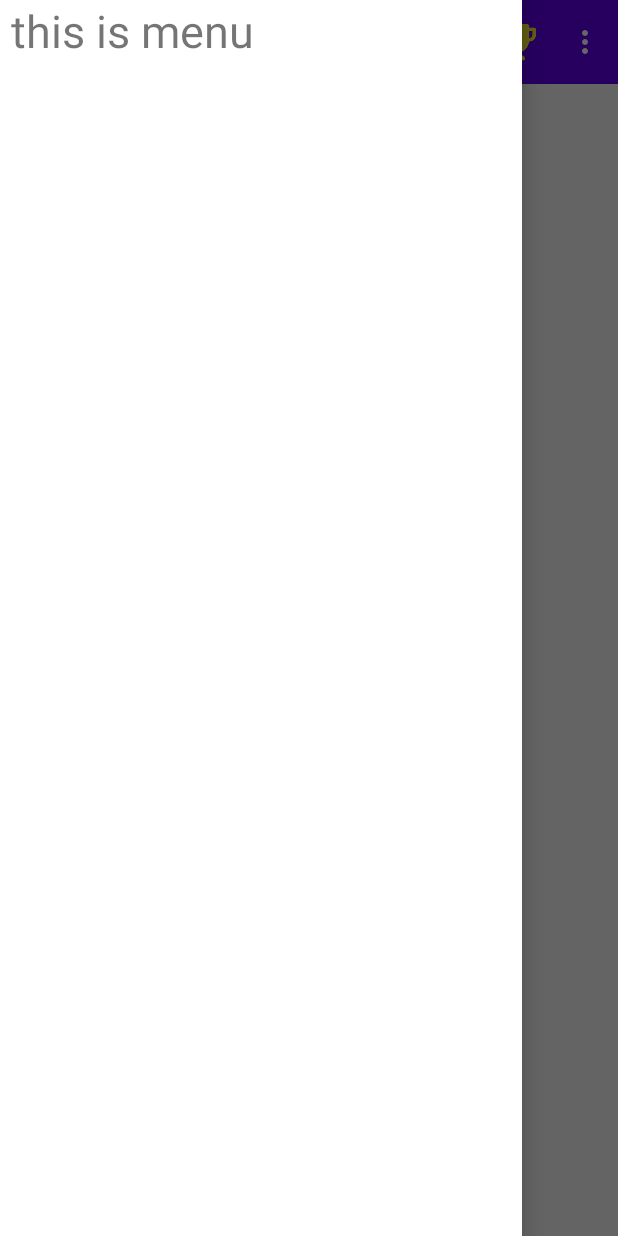
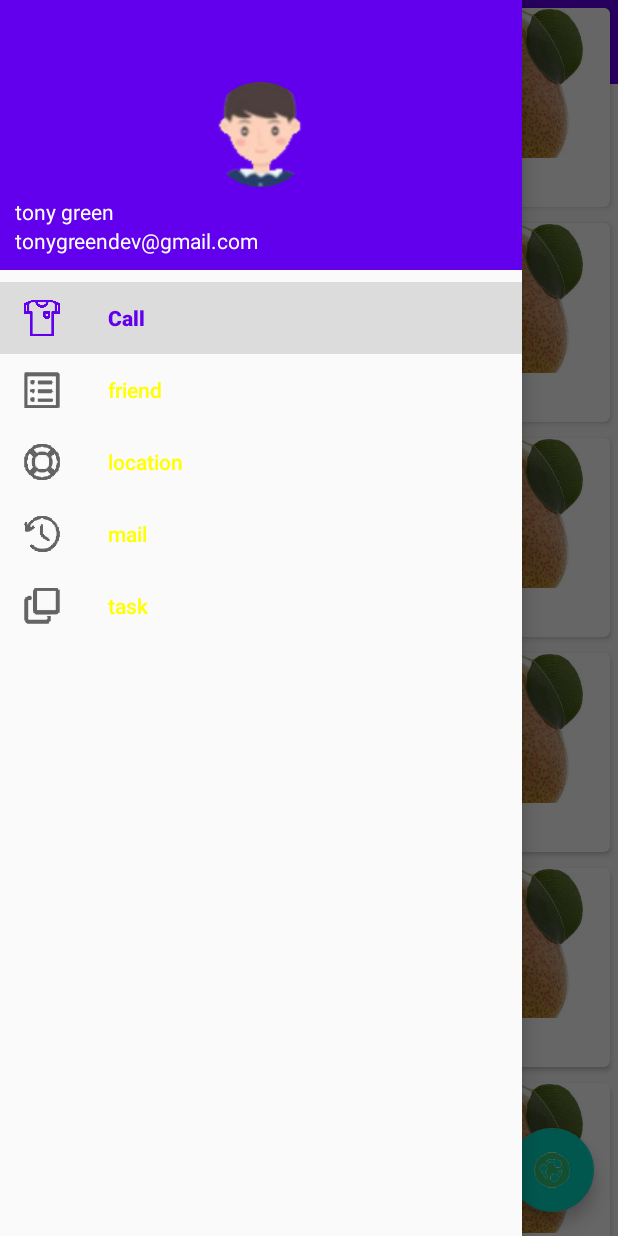
Before and after one commit to FaceWallHan/SummerVacation, an Android app: the screen it shows after launch (MaterialDesignActivity), with the side drawer open, on a phone screen of 412 x 824 dp. Run offline under Robolectric (Android 15) with nearby library versions, the phone set to English and light mode, and no system bars; our stand-ins replace CircleImageView; libraries missing offline, so code that uses them is left out: org.litepal, org.litepal.crud; pictures from the network do not load; 1 statement that could not run was skipped.

Commit message:
小试了NavigationView（design和CircleImageView）,悬浮按钮FloatingActionButton,可交互提示Snackbar,加强版FrameLayout:CoordinatorLayout,卡片式布局CardView(小试了gilde，复习了RecyclerView)

```diff
--- a/app/build.gradle
+++ b/app/build.gradle
@@ -34,4 +34,9 @@ dependencies {
     implementation 'org.litepal.guolindev:core:3.1.1'
     implementation("com.squareup.okhttp3:okhttp:4.8.0")
     implementation 'com.google.code.gson:gson:2.8.6'
+    implementation 'de.hdodenhof:circleimageview:3.1.0'
+    implementation'com.android.support:design:30.0.0'
+    implementation 'com.android.support:cardview-v7:30.0.0'
+    implementation 'com.github.bumptech.glide:glide:4.11.0'
+    annotationProcessor 'com.github.bumptech.glide:compiler:4.11.0'
 }
--- a/app/src/main/java/com/start/head/activity/MaterialDesignActivity.java
+++ b/app/src/main/java/com/start/head/activity/MaterialDesignActivity.java
@@ -3,6 +3,7 @@ package com.start.head.activity;
 import android.os.Bundle;
 import android.view.Menu;
 import android.view.MenuItem;
+import android.view.View;
 import android.widget.Toast;
 
 import androidx.annotation.NonNull;
@@ -12,20 +13,57 @@ import androidx.appcompat.app.AppCompatActivity;
 import androidx.appcompat.widget.Toolbar;
 import androidx.core.view.GravityCompat;
 import androidx.drawerlayout.widget.DrawerLayout;
+import androidx.recyclerview.widget.GridLayoutManager;
+import androidx.recyclerview.widget.RecyclerView;
 
+import com.google.android.material.floatingactionbutton.FloatingActionButton;
+import com.google.android.material.navigation.NavigationView;
+import com.google.android.material.snackbar.Snackbar;
 import com.start.head.R;
+import com.start.head.adapter.FruitAdapter;
+import com.start.head.bean.Fruit;
+
+import java.util.ArrayList;
+import java.util.List;
+import java.util.Random;
 
 public class MaterialDesignActivity extends AppCompatActivity {
     private DrawerLayout drawerLayout;
+    private List<Fruit>list;
+    private FruitAdapter adapter;
+    private Fruit[] fruits={new Fruit(R.drawable.apple,"apple"),new Fruit(R.drawable.banana,"banana")
+    ,new Fruit(R.drawable.mango,"mango"),new Fruit(R.drawable.orange,"orange")
+    ,new Fruit(R.drawable.pear,"pear"),new Fruit(R.drawable.watermelon,"watermelon")};
 
     @Override
     protected void onCreate(@Nullable Bundle savedInstanceState) {
         super.onCreate(savedInstanceState);
         setContentView(R.layout.material_design_layout);
+        setRecyclerView();
+        initFruits();
         inView();
+    }
+    private void initFruits(){
+        list.clear();
+        for (int i = 0; i<50; i++) {
+            Random random=new Random();
+            int index=random.nextInt(fruits.length);
+            list.add(fruits[index]);
+        }
+        adapter.notifyDataSetChanged();
+    }
+    private void setRecyclerView(){
+        RecyclerView recycler_design=findViewById(R.id.recycler_design);
+        GridLayoutManager layoutManager=new GridLayoutManager(this,2);
+        recycler_design.setLayoutManager(layoutManager);
+        list=new ArrayList<>();
+        adapter=new FruitAdapter(list);
+        recycler_design.setAdapter(adapter);
     }
     private void inView(){
         Toolbar toolbar=findViewById(R.id.toolbar);
+        NavigationView navView=findViewById(R.id.nav_view);
+        FloatingActionButton fab=findViewById(R.id.fab);
         setSupportActionBar(toolbar);
         drawerLayout=findViewById(R.id.draw_layout);
         ActionBar actionBar=getSupportActionBar();
@@ -33,6 +71,28 @@ public class MaterialDesignActivity extends AppCompatActivity {
             actionBar.setDisplayHomeAsUpEnabled(true);//显示导航按钮
             actionBar.setHomeAsUpIndicator(R.drawable.change);
         }
+        navView.setCheckedItem(R.id.nav_call);//nav_call菜单项设置为默认选中
+        navView.setNavigationItemSelectedListener(new NavigationView.OnNavigationItemSelectedListener() {
+            @Override
+            public boolean onNavigationItemSelected(@NonNull MenuItem menuItem) {
+                drawerLayout.closeDrawers();
+                return true;
+            }
+        });
+        fab.setOnClickListener(new View.OnClickListener() {
+            @Override
+            public void onClick(View view) {
+                Snackbar.make(view,"Data deleted",Snackbar.LENGTH_SHORT)
+                        .setAction("Undo", new View.OnClickListener() {
+                            @Override
+                            public void onClick(View view) {
+                                Toast.makeText(MaterialDesignActivity.this, "FAB clicked", Toast.LENGTH_SHORT).show();
+                            }
+                        }).show();
+
+            }
+        });
+
     }
     @Override
     public boolean onCreateOptionsMenu(Menu menu) {
--- /dev/null
+++ b/app/src/main/java/com/start/head/adapter/FruitAdapter.java
@@ -0,0 +1,62 @@
+package com.start.head.adapter;
+
+import android.content.Context;
+import android.util.Log;
+import android.view.LayoutInflater;
+import android.view.View;
+import android.view.ViewGroup;
+import android.widget.ImageView;
+import android.widget.TextView;
+import android.widget.Toast;
+
+import androidx.annotation.NonNull;
+import androidx.cardview.widget.CardView;
+import androidx.recyclerview.widget.RecyclerView;
+
+import com.bumptech.glide.Glide;
+import com.start.head.R;
+import com.start.head.bean.Fruit;
+
+import java.util.List;
+
+public class FruitAdapter extends RecyclerView.Adapter<FruitAdapter.ViewHolder> {
+    private List<Fruit> list;
+    private Context context;
+    public FruitAdapter(List<Fruit> list) {
+        this.list=list;
+    }
+    @NonNull
+    @Override
+    public ViewHolder onCreateViewHolder(@NonNull final ViewGroup parent, int viewType) {
+        if (context==null){
+            context=parent.getContext();
+        }
+        View view=LayoutInflater.from(parent.getContext()).inflate(R.layout.fruit_item_layout,parent,false);
+        return new ViewHolder(view);
+    }
+
+    @Override
+    public void onBindViewHolder(@NonNull ViewHolder holder, int position) {
+        Fruit fruit=list.get(position);
+        holder.fruit_name.setText(fruit.getName());
+        Glide.with(context).load(fruit.getTypeId()).into(holder.fruit_image);
+    }
+
+    @Override
+    public int getItemCount() {
+        return list.size();
+    }
+
+    static class ViewHolder extends RecyclerView.ViewHolder {
+        TextView fruit_name;
+        ImageView fruit_image;
+        CardView cardView;
+
+         public ViewHolder(@NonNull View itemView) {
+             super(itemView);
+             cardView= (CardView) itemView;
+             fruit_image=itemView.findViewById(R.id.fruit_image);
+             fruit_name=itemView.findViewById(R.id.fruit_name);
+         }
+     }
+}
--- /dev/null
+++ b/app/src/main/res/layout/fruit_item_layout.xml
@@ -0,0 +1,25 @@
+<?xml version="1.0" encoding="utf-8"?>
+<androidx.cardview.widget.CardView xmlns:android="http://schemas.android.com/apk/res/android"
+    android:layout_width="match_parent"
+    android:layout_height="wrap_content"
+    xmlns:app="http://schemas.android.com/apk/res-auto"
+    android:layout_margin="5sp"
+    app:cardCornerRadius="4dp">
+    <LinearLayout
+        android:orientation="vertical"
+        android:layout_width="match_parent"
+        android:layout_height="wrap_content">
+        <ImageView
+            android:layout_width="match_parent"
+            android:layout_height="100dp"
+            android:scaleType="centerCrop"
+            android:id="@+id/fruit_image"/>
+        <TextView
+            android:textSize="16sp"
+            android:layout_margin="5sp"
+            android:layout_gravity="center_horizontal"
+            android:id="@+id/fruit_name"
+            android:layout_width="wrap_content"
+            android:layout_height="wrap_content"/>
+    </LinearLayout>
+</androidx.cardview.widget.CardView>
--- a/app/src/main/res/layout/material_design_layout.xml
+++ b/app/src/main/res/layout/material_design_layout.xml
@@ -5,7 +5,7 @@
     android:layout_height="match_parent"
     xmlns:app="http://schemas.android.com/apk/res-auto"
     android:id="@+id/draw_layout">
-    <FrameLayout
+    <androidx.coordinatorlayout.widget.CoordinatorLayout
         android:layout_width="match_parent"
         android:layout_height="match_parent">
         <androidx.appcompat.widget.Toolbar
@@ -15,12 +15,33 @@
             android:background="?attr/colorPrimary"
             android:theme="@style/ThemeOverlay.AppCompat.Dark.ActionBar"
             app:popupTheme="@style/ThemeOverlay.AppCompat.Light"/>
-    </FrameLayout>
-    <TextView
+        <androidx.recyclerview.widget.RecyclerView
+            android:layout_width="match_parent"
+            android:layout_height="match_parent"
+            android:id="@+id/recycler_design"/>
+        <com.google.android.material.floatingactionbutton.FloatingActionButton
+            android:layout_width="wrap_content"
+            android:layout_height="wrap_content"
+            android:id="@+id/fab"
+            android:layout_gravity="bottom|end"
+            android:layout_margin="16dp"
+            android:src="@drawable/subway"
+            android:elevation="8dp"/>
+<!--  elevation高度越大，投影范围越大，投影效果越淡      -->
+    </androidx.coordinatorlayout.widget.CoordinatorLayout>
+    <com.google.android.material.navigation.NavigationView
         android:layout_width="match_parent"
         android:layout_height="match_parent"
-        android:text=" this is menu"
-        android:textSize="30sp"
-        android:background="#fff"
-        android:layout_gravity="start"/>
+        android:id="@+id/nav_view"
+        android:layout_gravity="start"
+        app:menu="@menu/nav_menu"
+        app:headerLayout="@layout/nav_header"
+        />
+<!--    <TextView-->
+<!--        android:layout_width="match_parent"-->
+<!--        android:layout_height="match_parent"-->
+<!--        android:text=" this is menu"-->
+<!--        android:textSize="30sp"-->
+<!--        android:background="#fff"-->
+<!--        android:layout_gravity="start"/>-->
 </androidx.drawerlayout.widget.DrawerLayout>
--- /dev/null
+++ b/app/src/main/res/layout/nav_header.xml
@@ -0,0 +1,29 @@
+<?xml version="1.0" encoding="utf-8"?>
+<RelativeLayout xmlns:android="http://schemas.android.com/apk/res/android"
+    android:layout_width="match_parent"
+    android:layout_height="180dp"
+    android:padding="10dp"
+    android:background="?attr/colorPrimary">
+    <de.hdodenhof.circleimageview.CircleImageView
+        android:id="@+id/icon_image"
+        android:layout_width="70dp"
+        android:layout_height="70dp"
+        android:layout_centerInParent="true"
+        android:src="@drawable/default_head"/>
+    <TextView
+        android:textSize="14sp"
+        android:textColor="#fff"
+        android:text="tonygreendev@gmail.com"
+        android:layout_alignParentBottom="true"
+        android:id="@+id/mail"
+        android:layout_width="wrap_content"
+        android:layout_height="wrap_content"/>
+    <TextView
+        android:layout_above="@id/mail"
+        android:textSize="14sp"
+        android:textColor="#fff"
+        android:text="tony green"
+        android:id="@+id/username"
+        android:layout_width="wrap_content"
+        android:layout_height="wrap_content"/>
+</RelativeLayout>
--- /dev/null
+++ b/app/src/main/res/menu/nav_menu.xml
@@ -0,0 +1,21 @@
+<?xml version="1.0" encoding="utf-8"?>
+<menu xmlns:android="http://schemas.android.com/apk/res/android">
+    <group android:checkableBehavior="single">
+<!--       checkableBehavior指定为single只能单选 -->
+        <item android:id="@+id/nav_call"
+            android:icon="@drawable/dress_index"
+            android:title="Call"/>
+        <item android:id="@+id/nav_friend"
+            android:icon="@drawable/etc_info"
+            android:title="friend"/>
+        <item android:id="@+id/nav_location"
+            android:icon="@drawable/etc_log"
+            android:title="location"/>
+        <item android:id="@+id/nav_mail"
+            android:icon="@drawable/user_check_in"
+            android:title="mail"/>
+        <item android:id="@+id/nav_task"
+            android:icon="@drawable/version"
+            android:title="task"/>
+    </group>
+</menu>
```
Also changed, not shown: app/src/main/res/drawable/apple.jpg (added), app/src/main/res/drawable/banana.jpg (added), app/src/main/res/drawable/default_head.png (added), app/src/main/res/drawable/dress_index.png (added), app/src/main/res/drawable/etc_info.png (added), app/src/main/res/drawable/etc_log.png (added), app/src/main/res/drawable/mango.jpg (added), app/src/main/res/drawable/orange.jpg (added), app/src/main/res/drawable/pear.jpg (added), app/src/main/res/drawable/subway.png (added), app/src/main/res/drawable/user_check_in.png (added), app/src/main/res/drawable/version.png (added), app/src/main/res/drawable/watermelon.png (added), 171 other files.
